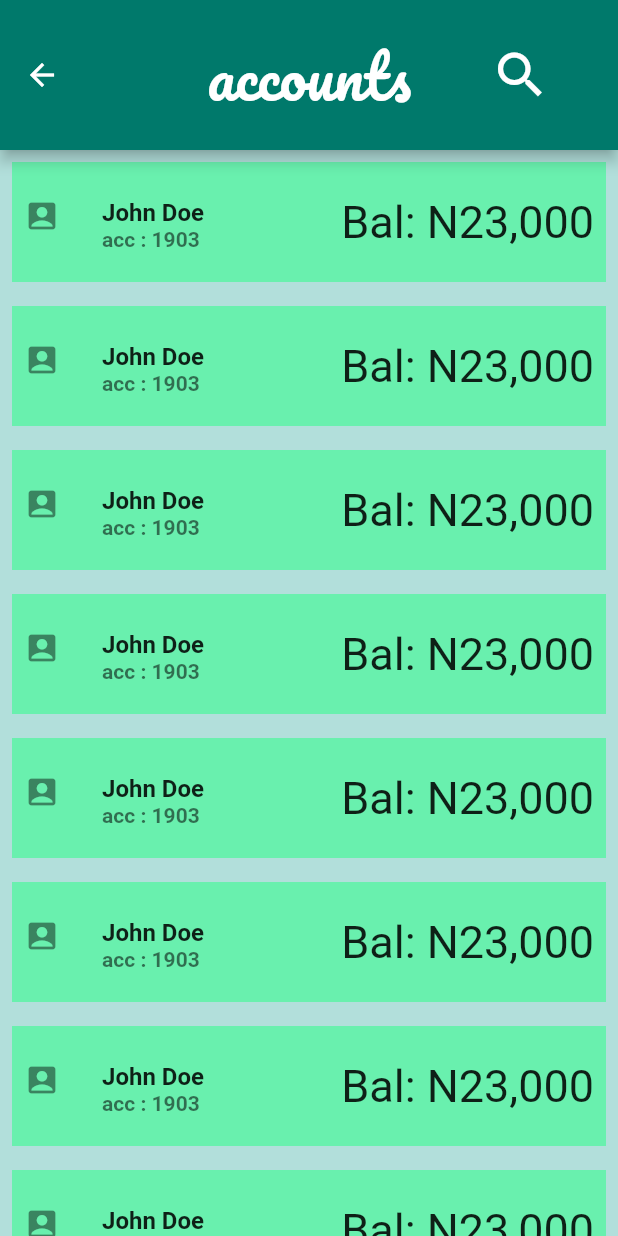
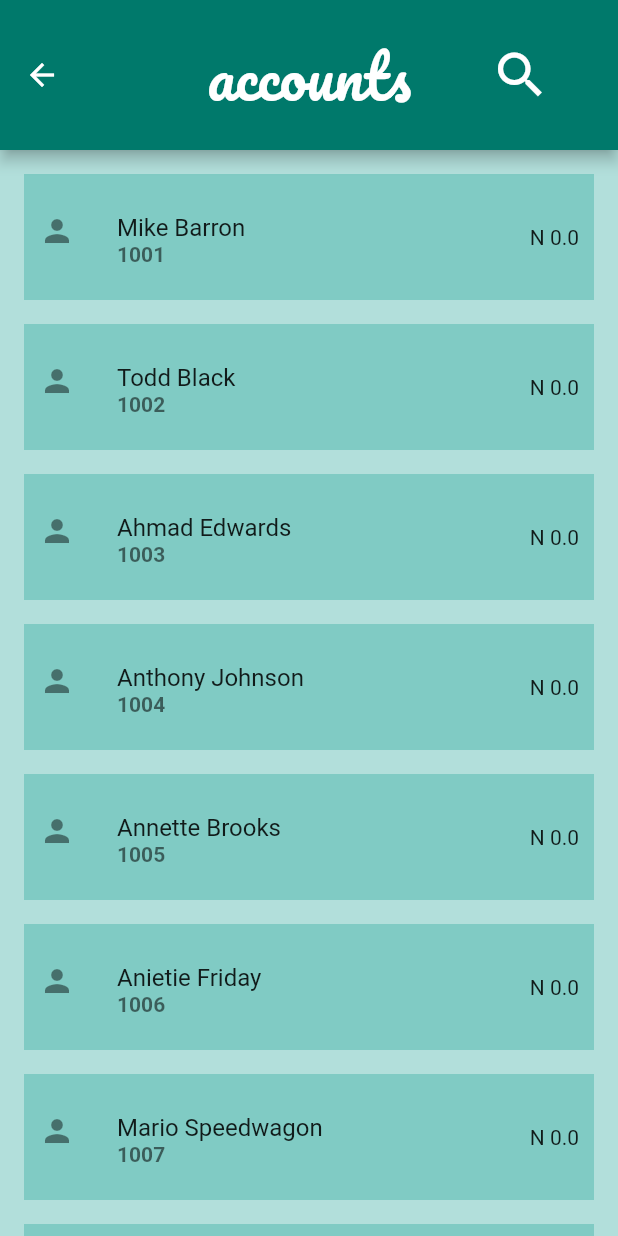
Before and after one commit to innthomas/goodwillFolder, a Flutter app: the screen it shows after launch, after a tap on "Accounts", on a phone screen of 412 x 824 dp. Run offline on Flutter 3.47's test engine with Material 2 defaults, Android fonts, the phone set to English and light mode, and no system bars; missing offline and left inert: search_page.

Commit message:
added files

```diff
--- a/lib/accounts/accounts.dart
+++ b/lib/accounts/accounts.dart
@@ -1,5 +1,7 @@
 import 'package:flutter/material.dart';
-import '../accounts/listTile_model.dart';
+import 'package:thriftApp/accounts/account_detail.dart';
+import 'package:thriftApp/accounts/bank_account.dart';
+import 'package:thriftApp/accounts/customers_list.dart';
 
 class Account extends StatefulWidget {
   @override
@@ -7,9 +9,18 @@ class Account extends StatefulWidget {
 }
 
 class _AccountState extends State<Account> {
+  final GlobalKey<ScaffoldState> _scaffoldKey = new GlobalKey<ScaffoldState>();
+
+  void _showScaffold(String message) {
+    _scaffoldKey.currentState.showSnackBar(SnackBar(
+      content: Text(message),
+    ));
+  }
+
   @override
   Widget build(BuildContext context) {
     return Scaffold(
+      key: _scaffoldKey,
       backgroundColor: Colors.teal[100],
       appBar: AppBar(
         backgroundColor: Colors.teal[700],
@@ -39,44 +50,80 @@ class _AccountState extends State<Account> {
           ),
         ),
       ),
-      body: ListView(
-        children: <Widget>[
-          Padding(
+      body: ListView.builder(
+        padding: EdgeInsets.all(8.0),
+        itemCount: customers.length,
+        itemBuilder: (context, index) {
+          final BankAccount account = customers[index];
+          return Padding(
             padding: const EdgeInsets.all(8.0),
-            child: MyListTile(),
+            child: ListTile(
+              leading: Icon(Icons.person),
+              onLongPress: () {
+                Navigator.push(
+                  context,
+                  MaterialPageRoute(builder: (context) => Accountdetail()),
+                );
+              },
+              onTap: () {
+                _showDialog();
+              },
+              contentPadding: EdgeInsets.all(10.0),
+              visualDensity: VisualDensity.compact,
+              tileColor: Colors.teal[200],
+              title: Text("${account.name} ${account.surname}"),
+              subtitle: Text(
+                "${account.accountNumber}",
+                style: TextStyle(fontWeight: FontWeight.bold),
               ),
-          Padding(
-            padding: const EdgeInsets.all(8.0),
-            child: MyListTile(),
+              trailing: Text("N ${account.accountBalance}"),
             ),
-          Padding(
-            padding: const EdgeInsets.all(8.0),
-            child: MyListTile(),
+          );
+        },
       ),
-          Padding(
-            padding: const EdgeInsets.all(8.0),
-            child: MyListTile(),
+    );
+  }
+
+  void _showDialog() {
+    showDialog(
+      barrierColor: Colors.yellowAccent[200],
+      context: context,
+      builder: (_) => new AlertDialog(
+        elevation: 30.0,
+        title: new Text("John Doe: 1903"),
+        content: new TextField(
+          keyboardType: TextInputType.number,
+          decoration: InputDecoration(hintText: "amount"),
         ),
-          Padding(
-            padding: const EdgeInsets.all(8.0),
-            child: MyListTile(),
+        actions: <Widget>[
+          RaisedButton(
+            child: Text(
+              "withdraw",
+              style: TextStyle(
+                  fontWeight: FontWeight.bold, color: Colors.red[900]),
             ),
-          Padding(
-            padding: const EdgeInsets.all(8.0),
-            child: MyListTile(),
+            onPressed: () {
+              _showScaffold("This is a SnackBar.");
+              Navigator.of(context).pop();
+            },
           ),
-          Padding(
-            padding: const EdgeInsets.all(8.0),
-            child: MyListTile(),
+          SizedBox(
+            width: 90,
           ),
-          Padding(
-            padding: const EdgeInsets.all(8.0),
-            child: MyListTile(),
+          RaisedButton(
+            elevation: 40.0,
+            child: Text(
+              "deposit",
+              style: TextStyle(
+                fontWeight: FontWeight.bold,
+                color: Colors.green[700],
               ),
-          Padding(
-            padding: const EdgeInsets.all(8.0),
-            child: MyListTile(),
             ),
+            onPressed: () {
+              _showScaffold("This is a SnackBar.");
+              Navigator.of(context).pop();
+            },
+          )
         ],
       ),
     );
--- /dev/null
+++ b/lib/accounts/bank_account.dart
@@ -0,0 +1,10 @@
+class BankAccount {
+  final String name, surname;
+  final num accountNumber;
+  double accountBalance = 0.0;
+  BankAccount(
+    this.name,
+    this.surname,
+    this.accountNumber,
+  );
+}
--- /dev/null
+++ b/lib/accounts/customers_list.dart
@@ -0,0 +1,24 @@
+import 'bank_account.dart';
+
+List<BankAccount> customers = [
+  BankAccount('Mike', 'Barron', 1001),
+  BankAccount('Todd', 'Black', 1002),
+  BankAccount('Ahmad', 'Edwards', 1003),
+  BankAccount('Anthony', 'Johnson', 1004),
+  BankAccount('Annette', 'Brooks', 1005),
+  BankAccount('Anietie', 'Friday', 1006),
+  BankAccount("Mario", "Speedwagon", 1007),
+  BankAccount("Petey", "Cruiser", 1008),
+  BankAccount("Anna ", "Sthesia", 1009),
+  BankAccount("Paul", " Mull", 1010),
+  BankAccount("Anna", "Turner", 1011),
+  BankAccount("Bob", "Melon", 1012),
+  BankAccount("Nick", "Bocker", 1013),
+  BankAccount("Barb ", "Dwyer", 1014),
+  BankAccount("Wayne", "Osbourn", 1015),
+  BankAccount("Lionel", "Packett", 1016),
+  BankAccount("Victor", "Hanson", 1017),
+  BankAccount("Ifiok", "George", 1018),
+  BankAccount("Udo", "Akpan", 1019),
+  BankAccount("Ina", "Savior", 1020),
+];
--- a/lib/accounts/new_account.dart
+++ b/lib/accounts/new_account.dart
@@ -106,6 +106,7 @@ class MyCustomFormState extends State<MyCustomForm> {
                           content:
                               Text('new account {John Doe: 1904} created')));
                     }
+                    //Navigator.pop(context);
                   },
                   child: Text('Submit'),
                 ),
--- /dev/null
+++ b/lib/home_folder/fab.dart
@@ -0,0 +1,52 @@
+import 'package:flutter/material.dart';
+import 'package:search_page/search_page.dart';
+
+import 'package:thriftApp/accounts/bank_account.dart';
+import 'package:thriftApp/accounts/customers_list.dart';
+
+class Fab extends StatefulWidget {
+  @override
+  _FabState createState() => _FabState();
+}
+
+class _FabState extends State<Fab> {
+  //final GlobalKey<ScaffoldState> _scaffoldKey = new GlobalKey<ScaffoldState>();
+
+  @override
+  Widget build(BuildContext context) {
+    return FloatingActionButton(
+      splashColor: Colors.greenAccent,
+      elevation: 12.0,
+      backgroundColor: Colors.tealAccent,
+      child: Icon(
+        Icons.search,
+        color: Colors.black87,
+      ),
+      tooltip: "search accounts",
+      onPressed: () => showSearch(
+        context: context,
+        delegate: SearchPage<BankAccount>(
+          barTheme: ThemeData(primaryColor: Colors.teal[500]),
+          builder: (account) => ListTile(
+            //key: _scaffoldKey,
+            onTap: () {},
+            tileColor: Colors.teal[100],
+            title: Text("${account.name} ${account.surname}"),
+            subtitle: Text("${account.accountNumber}"),
+            trailing: Text("N ${account.accountBalance}"),
+          ),
+          filter: (account) =>
+              [account.name, account.surname, account.accountNumber.toString()],
+          items: customers,
+          searchLabel: "search accounts",
+          suggestion: Center(
+            child: Text('Filter people by name, surname or countnumber'),
+          ),
+          failure: Center(
+            child: Text('No person found :('),
+          ),
+        ),
+      ),
+    );
+  }
+}
--- a/lib/home_folder/home.dart
+++ b/lib/home_folder/home.dart
@@ -1,5 +1,6 @@
 import 'package:flutter/material.dart';
 import 'package:thriftApp/accounts/new_account.dart';
+import 'package:thriftApp/home_folder/fab.dart';
 import '../accounts/accounts.dart';
 import 'my_drawer.dart';
 
@@ -23,12 +24,13 @@ class _MyHomePageState extends State<MyHomePage> {
         elevation: 15.0,
         actions: <Widget>[
           IconButton(
-              icon: Icon(
-                Icons.search_outlined,
-                size: 40.0,
-                color: Colors.white,
-              ),
-              onPressed: null),
+            icon: Icon(
+              Icons.arrow_drop_down_circle_outlined,
+              size: 40.0,
+              color: Colors.white,
+            ),
+            onPressed: null,
+          ),
           SizedBox(
             width: 25.0,
           )
@@ -182,6 +184,7 @@ class _MyHomePageState extends State<MyHomePage> {
           ),
         ],
       ),
+      floatingActionButton: Fab(),
     );
   }
 }
--- a/pubspec.yaml
+++ b/pubspec.yaml
@@ -28,8 +28,8 @@ dependencies:
   # The following adds the Cupertino Icons font to your application.
   # Use with the CupertinoIcons class for iOS style icons.
   cupertino_icons: ^0.1.3
-  flutter_form_builder: ^3.13.4
-  intl: ^0.16.1
+  search_page: ^1.3.0
+
 
 dev_dependencies:
   flutter_test:
```
Also changed, not shown: lib/accounts/account_detail.dart (+8 -0 lines), pubspec.lock. Lines whose indentation alone changed are shown as unchanged.
